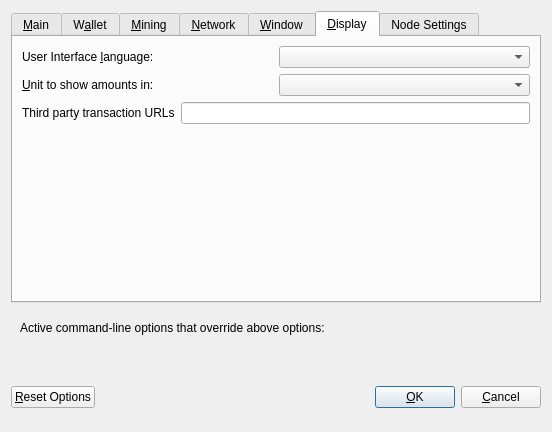
This is src/qt/forms/optionsdialog.ui in Animecointeam/Animecoin as Qt 5 draws it before an edit. The edited form follows.
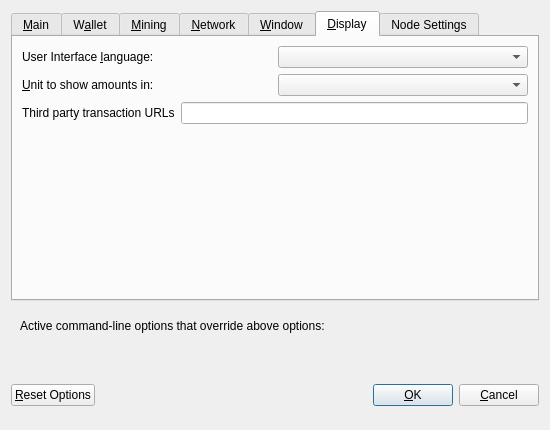
This is the edited form. The open tabs and pages were chosen to show the change. Custom widgets are drawn as their Qt base class.

Commit message: Disable unit selection.

```diff
--- a/src/qt/forms/optionsdialog.ui
+++ b/src/qt/forms/optionsdialog.ui
@@ -6,8 +6,8 @@
    <rect>
     <x>0</x>
     <y>0</y>
-    <width>552</width>
-    <height>432</height>
+    <width>550</width>
+    <height>430</height>
    </rect>
   </property>
   <property name="windowTitle">
@@ -616,6 +616,9 @@
         <layout class="QHBoxLayout" name="horizontalLayout_2_Display">
          <item>
           <widget class="QLabel" name="unitLabel">
+           <property name="enabled">
+            <bool>true</bool>
+           </property>
            <property name="text">
             <string>&amp;Unit to show amounts in:</string>
            </property>
@@ -629,6 +632,9 @@
          </item>
          <item>
           <widget class="QValueComboBox" name="unit">
+           <property name="enabled">
+            <bool>true</bool>
+           </property>
            <property name="toolTip">
             <string>Choose the default subdivision unit to show in the interface and when sending coins.</string>
            </property>
```
The commit also changes 2 other files.
